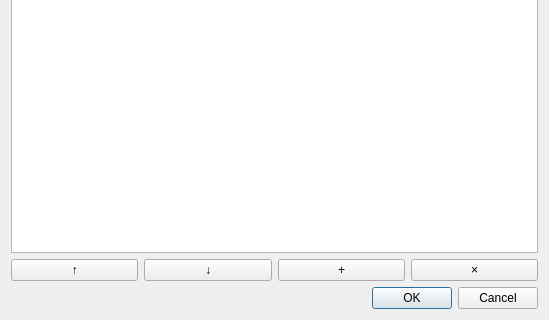
Old version of the form src/ui/browsermanagerdialog.ui in the repository kaniol-lck/modmanager; both pictures show x 0 to 549 and y 155 to 475 of the 549 by 475 pixel window.
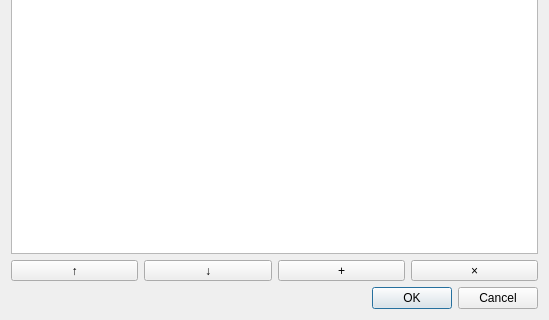
New version of the form.

Commit message: new sidebar list look

What changed in the file:
```diff
--- a/src/ui/browsermanagerdialog.ui
+++ b/src/ui/browsermanagerdialog.ui
@@ -14,35 +14,66 @@
    <string>Browser Manager</string>
   </property>
   <layout class="QGridLayout" name="gridLayout">
+   <item row="0" column="0">
+    <widget class="QListWidget" name="browserList"/>
+   </item>
    <item row="1" column="0">
-    <widget class="QPushButton" name="upButton">
+    <layout class="QHBoxLayout" name="horizontalLayout">
+     <item>
+      <widget class="QToolButton" name="upButton">
+       <property name="sizePolicy">
+        <sizepolicy hsizetype="Preferred" vsizetype="Fixed">
+         <horstretch>0</horstretch>
+         <verstretch>0</verstretch>
+        </sizepolicy>
+       </property>
      <property name="text">
       <string>↑</string>
      </property>
     </widget>
    </item>
-   <item row="1" column="1">
-    <widget class="QPushButton" name="downButton">
+     <item>
+      <widget class="QToolButton" name="downButton">
+       <property name="sizePolicy">
+        <sizepolicy hsizetype="Preferred" vsizetype="Fixed">
+         <horstretch>0</horstretch>
+         <verstretch>0</verstretch>
+        </sizepolicy>
+       </property>
      <property name="text">
       <string>↓</string>
      </property>
     </widget>
    </item>
-   <item row="1" column="2">
-    <widget class="QPushButton" name="addButton">
+     <item>
+      <widget class="QToolButton" name="addButton">
+       <property name="sizePolicy">
+        <sizepolicy hsizetype="Preferred" vsizetype="Fixed">
+         <horstretch>0</horstretch>
+         <verstretch>0</verstretch>
+        </sizepolicy>
+       </property>
      <property name="text">
       <string>+</string>
      </property>
     </widget>
    </item>
-   <item row="1" column="3">
-    <widget class="QPushButton" name="deleteButton">
+     <item>
+      <widget class="QToolButton" name="deleteButton">
+       <property name="sizePolicy">
+        <sizepolicy hsizetype="Preferred" vsizetype="Fixed">
+         <horstretch>0</horstretch>
+         <verstretch>0</verstretch>
+        </sizepolicy>
+       </property>
      <property name="text">
       <string>×</string>
      </property>
     </widget>
    </item>
-   <item row="2" column="0" colspan="4">
+    </layout>
+   </item>
+   <item row="2" column="0">
     <widget class="QDialogButtonBox" name="buttonBox">
      <property name="orientation">
       <enum>Qt::Horizontal</enum>
@@ -52,9 +83,6 @@
      </property>
     </widget>
    </item>
-   <item row="0" column="0" colspan="4">
-    <widget class="QListWidget" name="browserList"/>
-   </item>
   </layout>
  </widget>
  <resources/>
```
Lines whose indentation alone changed are shown as unchanged. The commit also changes 8 other files.
